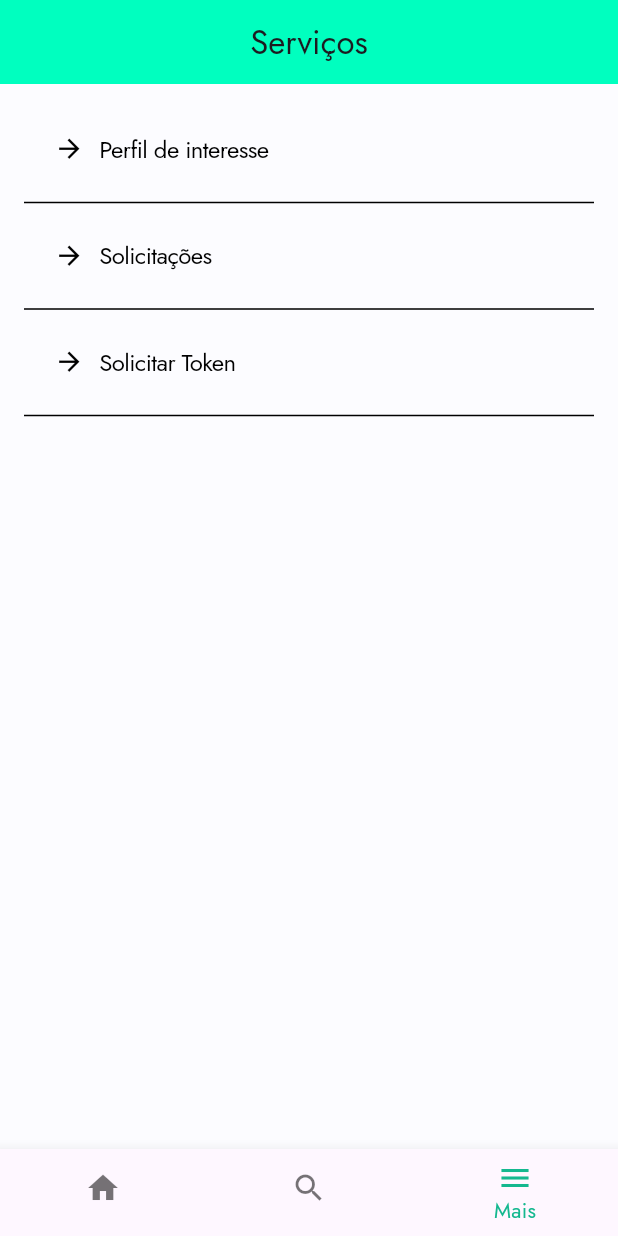
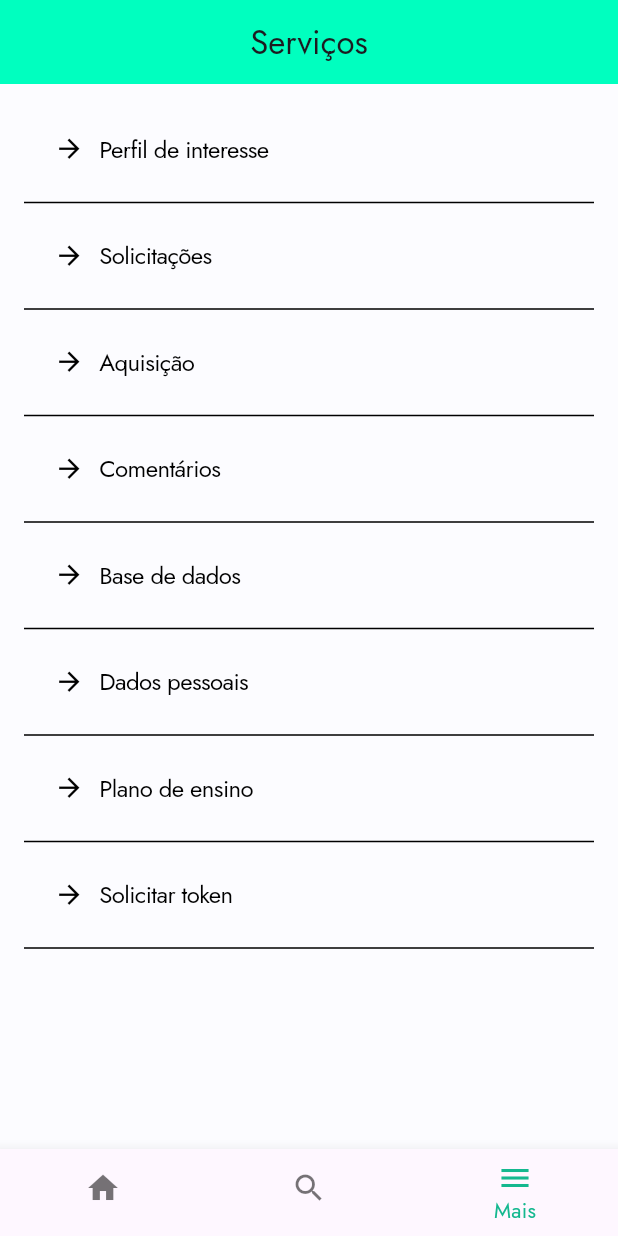
Before and after one commit to leobllt/library_app, a Flutter app: the screen it shows after launch, item 3 of the bottom bar chosen, on a phone screen of 412 x 824 dp. Run offline on Flutter 3.47's test engine with Material 3 defaults, Android fonts, the light colour scheme and no system bars; Roboto replaces fonts that are missing (jost).

```diff
--- a/lib/pages/favorite_page.dart
+++ b/lib/pages/favorite_page.dart
@@ -3,6 +3,7 @@ import 'package:library_app/controllers/books_controller.dart';
 import 'package:library_app/widgets/vertical_book_list.dart';
 import 'package:provider/provider.dart';
 
+// Classe que exibe livros favoritados pelo usuário
 class FavoritePage extends StatelessWidget {
   const FavoritePage({super.key});
 
--- a/lib/repositories/books_repository.dart
+++ b/lib/repositories/books_repository.dart
@@ -10,4 +10,7 @@ abstract class BooksRepository {
   Future<bool> createFavorite(String id);
   Future<bool> deletefavorite(String id);
   Future<Book> findById(String id);
+  bool isReserved(String id);
+  bool isBorrowed(String id);
+  bool isFavorite(String id);
 }
--- a/lib/views/services_view.dart
+++ b/lib/views/services_view.dart
@@ -12,26 +12,73 @@ class ServicesView extends StatelessWidget {
         title: const Text('Serviços'),
         backgroundColor: const Color.fromRGBO(0, 255, 191, 1),
       ),
-      body: Padding(
-        padding: const EdgeInsets.all(16),
+      body: const Padding(
+        padding: EdgeInsets.all(16),
+        child: SingleChildScrollView(
           child: Column (
             crossAxisAlignment: CrossAxisAlignment.start,
             children: [
-             CupertinoButton(
+              _Option(text: "Perfil de interesse"),
+              Divider(
+                color: Colors.black,
+              ),
+              _Option(text: "Solicitações"),
+              Divider(
+                color: Colors.black,
+              ),
+              _Option(text: "Aquisição"),
+              Divider(
+                color: Colors.black,
+              ),
+              _Option(text: "Comentários"),
+              Divider(
+                color: Colors.black,
+              ),
+              _Option(text: "Base de dados"),
+              Divider(
+                color: Colors.black,
+              ),
+              _Option(text: "Dados pessoais"),
+              Divider(
+                color: Colors.black,
+              ),
+              _Option(text: "Plano de ensino"),
+              Divider(
+                color: Colors.black,
+              ),
+              _Option(text: "Solicitar token"),
+              Divider(
+                color: Colors.black,
+              ),
+            ],
+          )
+        )
+      ),
+    );
+  }
+}
+
+class _Option extends StatelessWidget{
+    final String text;
+    const _Option({required this.text});
+
+    @override
+    Widget build(BuildContext context) {
+      return CupertinoButton(
         onPressed: () {},
         alignment: Alignment.centerLeft,
-              child: const Row(
+        child: Row(
           children: [
-                  Icon(
+            const Icon(
               Icons.arrow_forward_sharp,
               color: Colors.black,
             ),
-                  SizedBox(
+            const SizedBox(
               width: 10,
             ),
             Text(
-                      "Perfil de interesse",
-                      style: TextStyle(
+                text,
+                style: const TextStyle(
                 color: Colors.black,
                 fontFamily: 'jost',
                 fontSize: 16,
@@ -39,65 +86,6 @@ class ServicesView extends StatelessWidget {
             ),
           ],
         ),
-            ),
-            const Divider(
-              color: Colors.black,
-            ),
-             CupertinoButton(
-              onPressed: () {},
-              alignment: Alignment.centerLeft,
-              child: const Row(
-                children: [
-                  Icon(
-                    Icons.arrow_forward_sharp,
-                    color: Colors.black,
-                  ),
-                  SizedBox(
-                    width: 10,
-                  ),
-                  Text(
-                      "Solicitações",
-                      style: TextStyle(
-                      color: Colors.black,
-                      fontFamily: 'jost',
-                      fontSize: 16,
-                    ),
-                  ),
-                ],
-              ),
-            ),
-            const Divider(
-              color: Colors.black,
-            ),
-             CupertinoButton(
-              onPressed: () {},
-              alignment: Alignment.centerLeft,
-              child: const Row(
-                children: [
-                  Icon(
-                    Icons.arrow_forward_sharp,
-                    color: Colors.black,
-                  ),
-                  SizedBox(
-                    width: 10,
-                  ),
-                  Text(
-                      "Solicitar Token",
-                      style: TextStyle(
-                      color: Colors.black,
-                      fontFamily: 'jost',
-                      fontSize: 16,
-                    ),
-                  ),
-                ],
-              ),
-            ),
-            const Divider(
-              color: Colors.black,
-            ),
-          ],
-        )
-      ),
       );
     }
   }
--- a/lib/widgets/horizontal_book_list.dart
+++ b/lib/widgets/horizontal_book_list.dart
@@ -3,6 +3,8 @@ import 'package:library_app/models/book.dart';
 import 'package:library_app/pages/book_detail.dart';
 import 'package:library_app/widgets/horizontal_book_item.dart';
 
+// Classe que exibe os livros horizontalmente, tal como um carrousel
+// É possível exibir os detalhes de um livro ao clicá-lo
 class HorizontalBookList extends StatelessWidget {
   final List<Book> list;
   const HorizontalBookList({super.key, required this.list});
@@ -25,7 +27,7 @@ class HorizontalBookList extends StatelessWidget {
                   onTap:  () {
                     Navigator.push(
                       context,
-                      MaterialPageRoute(builder: (context) => BookDetail(book: list[index], reservar: (id)=>{},)),
+                      MaterialPageRoute(builder: (context) => BookDetail(book: list[index])),
                     );
                   },
                   child: HorizontalBookItem(book: list[index])
--- a/lib/widgets/vertical_book_list.dart
+++ b/lib/widgets/vertical_book_list.dart
@@ -3,6 +3,8 @@ import 'package:library_app/models/book.dart';
 import 'package:library_app/pages/book_detail.dart';
 import 'package:library_app/widgets/vertical_book_item.dart';
 
+// Classe que exibe os livros verticalmente, tal como um carrousel
+// É possível exibir os detalhes de um livro ao clicá-lo
 class VerticalBookList extends StatelessWidget {
   final List<Book> list;
   const VerticalBookList({super.key, required this.list});
@@ -23,7 +25,7 @@ class VerticalBookList extends StatelessWidget {
                   onTap:  () {
                     Navigator.push(
                       context,
-                      MaterialPageRoute(builder: (context) => BookDetail(book: list[index], reservar: (id)=>{},)),
+                      MaterialPageRoute(builder: (context) => BookDetail(book: list[index])),
                     );
                   },
                   child: VerticalBookItem(book: list[index])
```
Also changed, not shown: lib/controllers/books_controller.dart (+13 -0 lines), lib/pages/book_detail.dart (+32 -13 lines), lib/repositories/memory_books_repository.dart (+20 -1 lines), lib/views/home_view.dart (+5 -3 lines), lib/widgets/horizontal_book_item.dart (+5 -4 lines), lib/widgets/section_heading.dart (+7 -2 lines), lib/widgets/vertical_book_item.dart (+13 -1 lines), 1 other file. Lines whose indentation alone changed are shown as unchanged.
